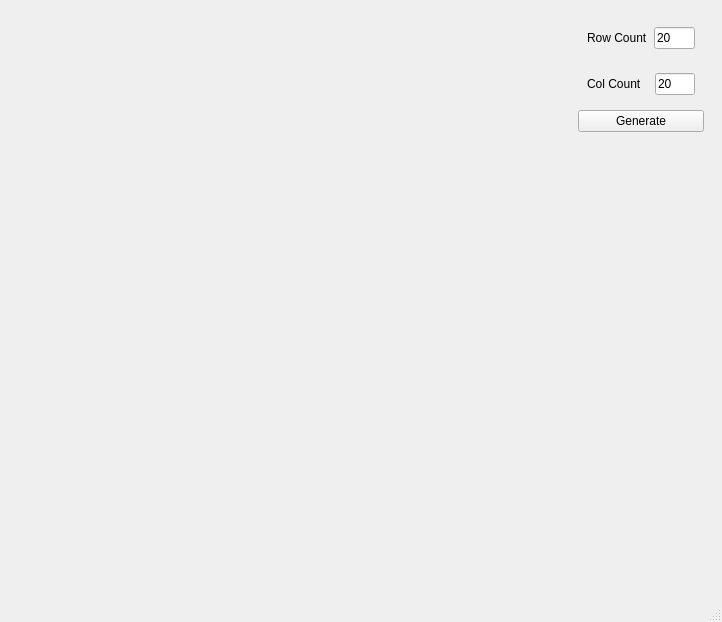
Before: the Qt Designer form mainwindow.ui in Axqa/Maze, drawn with Qt 5.
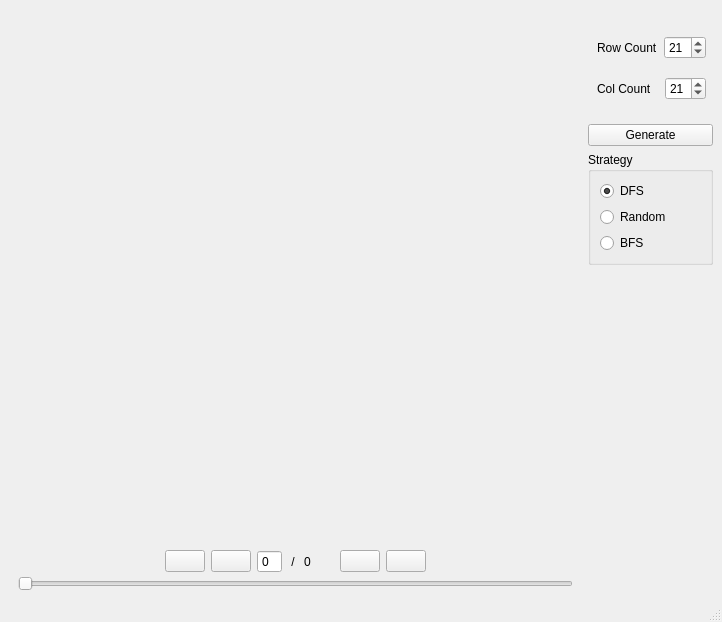
After: the same form once the commit is applied. Icons and pictures are not drawn. Custom widgets are drawn as their Qt base class.

```diff
--- a/mainwindow.ui
+++ b/mainwindow.ui
@@ -10,12 +10,63 @@
     <height>622</height>
    </rect>
   </property>
+  <property name="minimumSize">
+   <size>
+    <width>0</width>
+    <height>0</height>
+   </size>
+  </property>
   <property name="windowTitle">
    <string>MainWindow</string>
   </property>
   <widget class="QWidget" name="centralwidget">
    <layout class="QGridLayout" name="gridLayout_2">
     <item row="0" column="0">
+     <widget class="QWidget" name="widget_7" native="true">
+      <property name="minimumSize">
+       <size>
+        <width>0</width>
+        <height>0</height>
+       </size>
+      </property>
+      <layout class="QHBoxLayout" name="horizontalLayout_4">
+       <property name="leftMargin">
+        <number>0</number>
+       </property>
+       <property name="topMargin">
+        <number>0</number>
+       </property>
+       <property name="rightMargin">
+        <number>0</number>
+       </property>
+       <property name="bottomMargin">
+        <number>0</number>
+       </property>
+       <item>
+        <widget class="QWidget" name="widget_8" native="true">
+         <property name="minimumSize">
+          <size>
+           <width>0</width>
+           <height>0</height>
+          </size>
+         </property>
+         <layout class="QVBoxLayout" name="verticalLayout_3">
+          <property name="spacing">
+           <number>0</number>
+          </property>
+          <property name="leftMargin">
+           <number>0</number>
+          </property>
+          <property name="topMargin">
+           <number>0</number>
+          </property>
+          <property name="rightMargin">
+           <number>0</number>
+          </property>
+          <property name="bottomMargin">
+           <number>0</number>
+          </property>
+          <item>
      <widget class="QWidget" name="widget" native="true">
       <property name="sizePolicy">
        <sizepolicy hsizetype="Expanding" vsizetype="Preferred">
@@ -24,6 +75,9 @@
        </sizepolicy>
       </property>
       <layout class="QHBoxLayout" name="h_layout">
+             <property name="spacing">
+              <number>0</number>
+             </property>
        <property name="leftMargin">
         <number>0</number>
        </property>
@@ -39,7 +93,174 @@
       </layout>
      </widget>
     </item>
-    <item row="0" column="1">
+          <item>
+           <widget class="QWidget" name="widget_9" native="true">
+            <property name="sizePolicy">
+             <sizepolicy hsizetype="Preferred" vsizetype="Maximum">
+              <horstretch>0</horstretch>
+              <verstretch>0</verstretch>
+             </sizepolicy>
+            </property>
+            <property name="minimumSize">
+             <size>
+              <width>0</width>
+              <height>37</height>
+             </size>
+            </property>
+            <layout class="QVBoxLayout" name="verticalLayout_4">
+             <property name="spacing">
+              <number>0</number>
+             </property>
+             <property name="topMargin">
+              <number>0</number>
+             </property>
+             <property name="bottomMargin">
+              <number>0</number>
+             </property>
+             <item>
+              <widget class="QWidget" name="widget_10" native="true">
+               <property name="sizePolicy">
+                <sizepolicy hsizetype="Preferred" vsizetype="Maximum">
+                 <horstretch>0</horstretch>
+                 <verstretch>0</verstretch>
+                </sizepolicy>
+               </property>
+               <layout class="QHBoxLayout" name="horizontalLayout_5">
+                <property name="topMargin">
+                 <number>3</number>
+                </property>
+                <property name="bottomMargin">
+                 <number>3</number>
+                </property>
+                <item>
+                 <spacer name="horizontalSpacer">
+                  <property name="orientation">
+                   <enum>Qt::Horizontal</enum>
+                  </property>
+                  <property name="sizeHint" stdset="0">
+                   <size>
+                    <width>40</width>
+                    <height>20</height>
+                   </size>
+                  </property>
+                 </spacer>
+                </item>
+                <item>
+                 <widget class="QPushButton" name="most_left_btn">
+                  <property name="text">
+                   <string/>
+                  </property>
+                  <property name="icon">
+                   <iconset resource="icons.qrc">
+                    <normaloff>:/assets/icons/most-left.png</normaloff>:/assets/icons/most-left.png</iconset>
+                  </property>
+                 </widget>
+                </item>
+                <item>
+                 <widget class="QPushButton" name="left_btn">
+                  <property name="text">
+                   <string/>
+                  </property>
+                  <property name="icon">
+                   <iconset resource="icons.qrc">
+                    <normaloff>:/assets/icons/left.png</normaloff>:/assets/icons/left.png</iconset>
+                  </property>
+                 </widget>
+                </item>
+                <item>
+                 <widget class="QSpinBox" name="cur_step_sb">
+                  <property name="focusPolicy">
+                   <enum>Qt::WheelFocus</enum>
+                  </property>
+                  <property name="buttonSymbols">
+                   <enum>QAbstractSpinBox::NoButtons</enum>
+                  </property>
+                 </widget>
+                </item>
+                <item>
+                 <widget class="QLabel" name="label_3">
+                  <property name="sizePolicy">
+                   <sizepolicy hsizetype="Maximum" vsizetype="Preferred">
+                    <horstretch>0</horstretch>
+                    <verstretch>0</verstretch>
+                   </sizepolicy>
+                  </property>
+                  <property name="text">
+                   <string> / </string>
+                  </property>
+                 </widget>
+                </item>
+                <item>
+                 <widget class="QLabel" name="max_steps_lbl">
+                  <property name="minimumSize">
+                   <size>
+                    <width>30</width>
+                    <height>0</height>
+                   </size>
+                  </property>
+                  <property name="text">
+                   <string>0</string>
+                  </property>
+                 </widget>
+                </item>
+                <item>
+                 <widget class="QPushButton" name="right_btn">
+                  <property name="text">
+                   <string/>
+                  </property>
+                  <property name="icon">
+                   <iconset resource="icons.qrc">
+                    <normaloff>:/assets/icons/right.png</normaloff>:/assets/icons/right.png</iconset>
+                  </property>
+                 </widget>
+                </item>
+                <item>
+                 <widget class="QPushButton" name="most_right_btn">
+                  <property name="text">
+                   <string/>
+                  </property>
+                  <property name="icon">
+                   <iconset resource="icons.qrc">
+                    <normaloff>:/assets/icons/most-right.png</normaloff>:/assets/icons/most-right.png</iconset>
+                  </property>
+                 </widget>
+                </item>
+                <item>
+                 <spacer name="horizontalSpacer_2">
+                  <property name="orientation">
+                   <enum>Qt::Horizontal</enum>
+                  </property>
+                  <property name="sizeHint" stdset="0">
+                   <size>
+                    <width>40</width>
+                    <height>20</height>
+                   </size>
+                  </property>
+                 </spacer>
+                </item>
+               </layout>
+              </widget>
+             </item>
+             <item>
+              <widget class="QSlider" name="step_sl">
+               <property name="sizePolicy">
+                <sizepolicy hsizetype="Expanding" vsizetype="Maximum">
+                 <horstretch>0</horstretch>
+                 <verstretch>0</verstretch>
+                </sizepolicy>
+               </property>
+               <property name="orientation">
+                <enum>Qt::Horizontal</enum>
+               </property>
+              </widget>
+             </item>
+            </layout>
+           </widget>
+          </item>
+         </layout>
+        </widget>
+       </item>
+       <item>
      <widget class="QWidget" name="widget_2" native="true">
       <property name="sizePolicy">
        <sizepolicy hsizetype="Minimum" vsizetype="Preferred">
@@ -48,6 +269,51 @@
        </sizepolicy>
       </property>
       <layout class="QVBoxLayout" name="verticalLayout">
+          <property name="leftMargin">
+           <number>0</number>
+          </property>
+          <property name="rightMargin">
+           <number>0</number>
+          </property>
+          <item>
+           <widget class="QWidget" name="widget_6" native="true">
+            <property name="minimumSize">
+             <size>
+              <width>0</width>
+              <height>83</height>
+             </size>
+            </property>
+            <layout class="QHBoxLayout" name="horizontalLayout_3">
+             <property name="spacing">
+              <number>0</number>
+             </property>
+             <property name="rightMargin">
+              <number>0</number>
+             </property>
+             <item>
+              <widget class="QWidget" name="widget_5" native="true">
+               <property name="minimumSize">
+                <size>
+                 <width>0</width>
+                 <height>0</height>
+                </size>
+               </property>
+               <layout class="QVBoxLayout" name="verticalLayout_2">
+                <property name="spacing">
+                 <number>0</number>
+                </property>
+                <property name="leftMargin">
+                 <number>0</number>
+                </property>
+                <property name="topMargin">
+                 <number>0</number>
+                </property>
+                <property name="rightMargin">
+                 <number>0</number>
+                </property>
+                <property name="bottomMargin">
+                 <number>0</number>
+                </property>
        <item>
         <widget class="QWidget" name="widget_3" native="true">
          <property name="sizePolicy">
@@ -57,6 +323,15 @@
           </sizepolicy>
          </property>
          <layout class="QHBoxLayout" name="horizontalLayout_2">
+                   <property name="spacing">
+                    <number>6</number>
+                   </property>
+                   <property name="leftMargin">
+                    <number>0</number>
+                   </property>
+                   <property name="rightMargin">
+                    <number>0</number>
+                   </property>
           <item>
            <widget class="QLabel" name="label">
             <property name="text">
@@ -66,26 +341,8 @@
           </item>
           <item>
            <widget class="MyLineEdit" name="n_row_le">
-            <property name="sizePolicy">
-             <sizepolicy hsizetype="Ignored" vsizetype="Fixed">
-              <horstretch>0</horstretch>
-              <verstretch>0</verstretch>
-             </sizepolicy>
-            </property>
-            <property name="minimumSize">
-             <size>
-              <width>40</width>
-              <height>0</height>
-             </size>
-            </property>
-            <property name="styleSheet">
-             <string notr="true"/>
-            </property>
-            <property name="text">
-             <string>20</string>
-            </property>
-            <property name="clearButtonEnabled">
-             <bool>false</bool>
+                     <property name="value">
+                      <number>21</number>
             </property>
            </widget>
           </item>
@@ -101,6 +358,15 @@
           </sizepolicy>
          </property>
          <layout class="QHBoxLayout" name="horizontalLayout">
+                   <property name="spacing">
+                    <number>6</number>
+                   </property>
+                   <property name="leftMargin">
+                    <number>0</number>
+                   </property>
+                   <property name="rightMargin">
+                    <number>0</number>
+                   </property>
           <item>
            <widget class="QLabel" name="label_2">
             <property name="minimumSize">
@@ -116,26 +382,30 @@
           </item>
           <item>
            <widget class="MyLineEdit" name="n_col_le">
-            <property name="sizePolicy">
-             <sizepolicy hsizetype="Ignored" vsizetype="Fixed">
-              <horstretch>0</horstretch>
-              <verstretch>0</verstretch>
-             </sizepolicy>
-            </property>
+                     <property name="value">
+                      <number>21</number>
+                     </property>
+                    </widget>
+                   </item>
+                  </layout>
+                 </widget>
+                </item>
+               </layout>
+              </widget>
+             </item>
+             <item>
+              <widget class="BindLabel" name="bind_lbl">
             <property name="minimumSize">
              <size>
-              <width>40</width>
+                 <width>0</width>
               <height>0</height>
              </size>
             </property>
-            <property name="focusPolicy">
-             <enum>Qt::StrongFocus</enum>
-            </property>
-            <property name="styleSheet">
-             <string notr="true"/>
-            </property>
             <property name="text">
-             <string>20</string>
+                <string/>
+               </property>
+               <property name="margin">
+                <number>4</number>
             </property>
            </widget>
           </item>
@@ -149,6 +419,45 @@
          </property>
         </widget>
        </item>
+          <item>
+           <widget class="QGroupBox" name="groupBox">
+            <property name="minimumSize">
+             <size>
+              <width>0</width>
+              <height>103</height>
+             </size>
+            </property>
+            <property name="title">
+             <string>Strategy</string>
+            </property>
+            <layout class="QVBoxLayout" name="verticalLayout_5">
+             <item>
+              <widget class="QRadioButton" name="dfs_rb">
+               <property name="text">
+                <string>DFS</string>
+               </property>
+               <property name="checked">
+                <bool>true</bool>
+               </property>
+              </widget>
+             </item>
+             <item>
+              <widget class="QRadioButton" name="rnd_rb">
+               <property name="text">
+                <string>Random</string>
+               </property>
+              </widget>
+             </item>
+             <item>
+              <widget class="QRadioButton" name="bfs_rb">
+               <property name="text">
+                <string>BFS</string>
+               </property>
+              </widget>
+             </item>
+            </layout>
+           </widget>
+          </item>
        <item>
         <spacer name="verticalSpacer">
          <property name="orientation">
@@ -167,6 +476,9 @@
     </item>
    </layout>
   </widget>
+    </item>
+   </layout>
+  </widget>
   <widget class="QMenuBar" name="menubar">
    <property name="geometry">
     <rect>
@@ -180,9 +492,14 @@
   <widget class="QStatusBar" name="statusbar"/>
  </widget>
  <customwidgets>
+  <customwidget>
+   <class>BindLabel</class>
+   <extends>QLabel</extends>
+   <header>mainwindow.h</header>
+  </customwidget>
   <customwidget>
    <class>MyLineEdit</class>
-   <extends>QLineEdit</extends>
+   <extends>QSpinBox</extends>
    <header>mainwindow.h</header>
   </customwidget>
  </customwidgets>
```
Left out of the diff: 4 changed lines with no effect on the pictures. Lines whose indentation alone changed are shown as unchanged.
